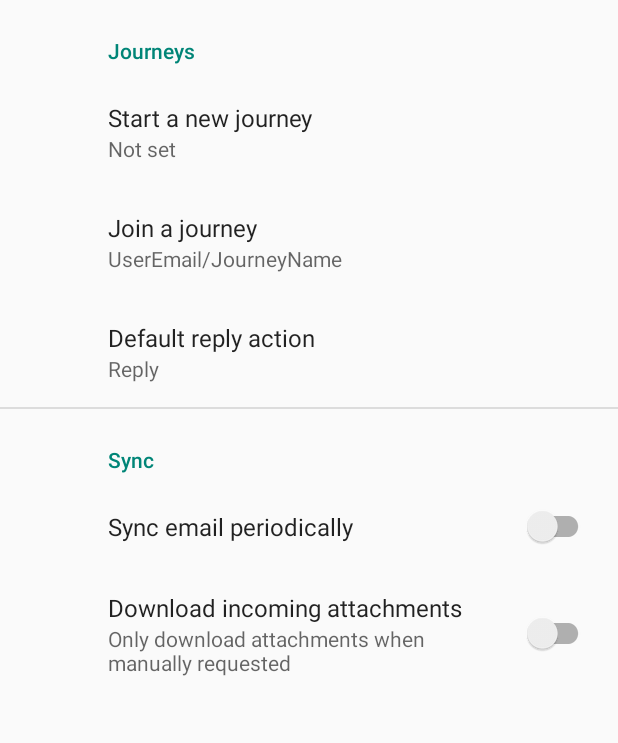
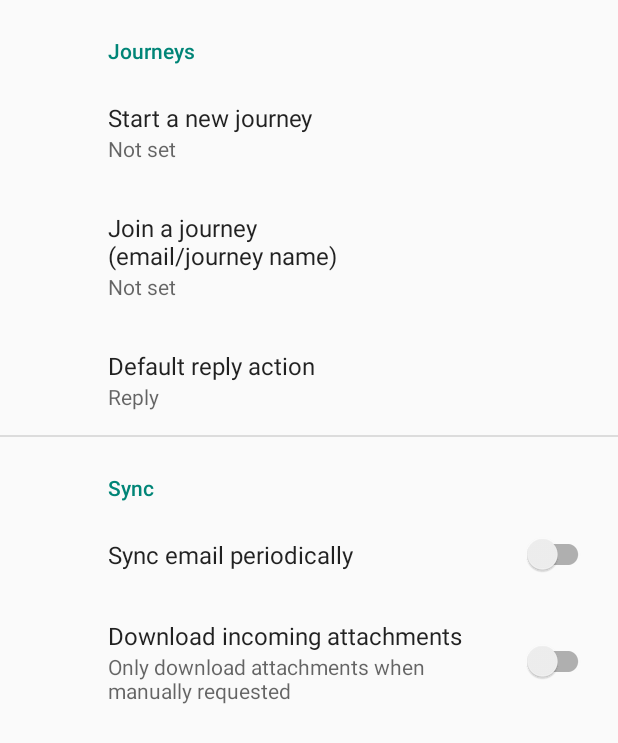
Before and after one commit to Chris4lilv/JOURNEY-Android, an Android app: the SettingsActivity screen opened directly, with no data from a screen before it, on a phone screen of 412 x 824 dp. Shown: the top 743 px of the screen. Run offline under Robolectric (Android 15) with nearby library versions, the phone set to English and light mode, and no system bars; our stand-ins replace Firebase (no records; nobody signed in at launch, a user with empty details on screens opened directly), androidx.preference; 2 statements that could not run were skipped.

Commit message:
Clean up mess

```diff
--- a/app/src/main/java/com/example/android/album/DemoAdapter.java
+++ b/app/src/main/java/com/example/android/album/DemoAdapter.java
@@ -82,7 +82,6 @@ public class DemoAdapter extends RecyclerView.Adapter<DemoAdapter.BaseViewHolder
             if (data != null) {
                 String text = (String) data;
                 Glide.with(itemView.getContext()).load(text).diskCacheStrategy(DiskCacheStrategy.ALL).placeholder(R.drawable.empty_photo).crossFade().into(ivImage);
-
             }
 
         }
--- a/app/src/main/java/com/example/android/album/DisplayFragment.java
+++ b/app/src/main/java/com/example/android/album/DisplayFragment.java
@@ -160,6 +160,7 @@ public class DisplayFragment extends Fragment{
                 String key = eventKeyList.get(position);
                 String title = currentEvent.getCaption();
                 int color = currentEvent.getColor();
+                int comColor = currentEvent.getComColor();
 
                 Intent intent = new Intent(getActivity(),Gallery.class);
 
@@ -168,6 +169,7 @@ public class DisplayFragment extends Fragment{
                 bundle.putString("Key",key);
                 bundle.putString("Title",title);
                 bundle.putInt("Color", color);
+                bundle.putInt("ComColor", comColor);
 
                 RC_GALLERY = position;
 //                intent.putExtra("URLs",URLs);
@@ -212,7 +214,6 @@ public class DisplayFragment extends Fragment{
                                 }).addOnFailureListener(new OnFailureListener() {
                                     @Override
                                     public void onFailure(@NonNull Exception e) {
-                                        Toast.makeText(getActivity(),"Failed",Toast.LENGTH_SHORT).show();
                                     }
                                 });
                             }
--- a/app/src/main/java/com/example/android/album/DynamicColor.java
+++ b/app/src/main/java/com/example/android/album/DynamicColor.java
@@ -14,8 +14,6 @@ public class DynamicColor {
     private int blue;
     private int color;
     private Context context;
-
-    public DynamicColor(){}
 
     public DynamicColor(Bitmap firstBitmap, Context context){
         this.context = context;
@@ -43,9 +41,6 @@ public class DynamicColor {
         this.color = Color.rgb(this.red, this.green, this.blue);
     }
 
-    /**
-     * @return the dynamic average color
-     */
     public int getColor(){
         return this.color;
     }
--- a/app/src/main/java/com/example/android/album/Event.java
+++ b/app/src/main/java/com/example/android/album/Event.java
@@ -11,6 +11,7 @@ public class Event implements Serializable {
     private String date;
     private String key;
     private int color;
+    private int comColor;
 
     public Event() {
     }
@@ -20,11 +21,12 @@ public class Event implements Serializable {
         this.date = date;
     }
 
-    public Event(ArrayList<String> url, String caption, String date, int color) {
+    public Event(ArrayList<String> url, String caption, String date, int color, int comColor) {
         this.url = url;
         this.caption = caption;
         this.date = date;
         this.color = color;
+        this.comColor = comColor;
     }
 
     public ArrayList<String> getUrl() {
@@ -45,6 +47,8 @@ public class Event implements Serializable {
 
     public int getColor(){return color;}
 
+    public int getComColor(){return this.comColor;}
+
     public void setUrl(ArrayList<String> url) {
         this.url = url;
     }
--- a/app/src/main/java/com/example/android/album/Gallery.java
+++ b/app/src/main/java/com/example/android/album/Gallery.java
@@ -51,6 +51,7 @@ public class Gallery extends AppCompatActivity {
     private String key;
     private String title;
     private int color;
+    private int comColor;
 
     private AppBarLayout mAppBarLayout;
 
@@ -73,6 +74,7 @@ public class Gallery extends AppCompatActivity {
         key = intent.getExtras().getString("Key");
         title = intent.getExtras().getString("Title");
         color = intent.getExtras().getInt("Color");
+        comColor = intent.getExtras().getInt("ComColor");
 
         //Set the event caption to be the gallery title
         galleryTitle = findViewById(R.id.gallery_title);
@@ -85,6 +87,7 @@ public class Gallery extends AppCompatActivity {
 
         mAppBarLayout = findViewById(R.id.app_bar_layout);
         mAppBarLayout.setBackgroundColor(color);
+        galleryTitle.setTextColor(comColor);
 
         recyclerView = (RecyclerView) findViewById(R.id.recylerview);
         recyclerView.setHasFixedSize(true);
--- a/app/src/main/java/com/example/android/album/NewEventActivity.java
+++ b/app/src/main/java/com/example/android/album/NewEventActivity.java
@@ -3,6 +3,7 @@ package com.example.android.album;
 import androidx.annotation.NonNull;
 import androidx.annotation.Nullable;
 import androidx.appcompat.app.AppCompatActivity;
+import androidx.palette.graphics.Palette;
 import androidx.recyclerview.widget.RecyclerView;
 import androidx.recyclerview.widget.StaggeredGridLayoutManager;
 
@@ -50,6 +51,7 @@ public class NewEventActivity extends AppCompatActivity implements DatePickerDia
 
     private static final int RC_PHOTO_PICKER =  2;
     private int color = 0;
+    private int comColor = 0;
 
     //setup firebase
     FirebaseStorage mStorage;
@@ -190,6 +192,8 @@ public class NewEventActivity extends AppCompatActivity implements DatePickerDia
                         Bitmap bm = BitmapFactory.decodeStream(
                                 getContentResolver().openInputStream(urlHolder.get(0)));
                         DynamicColor dynamicColor = new DynamicColor(bm,getApplicationContext());
+                        Palette p = Palette.from(bm).generate();
+                        comColor = p.getLightMutedSwatch().getRgb();
                         color = dynamicColor.getColor();
                     } catch (FileNotFoundException e) {
                         e.printStackTrace();
@@ -201,7 +205,7 @@ public class NewEventActivity extends AppCompatActivity implements DatePickerDia
                                 //get caption and date
                                 String cap = caption.getText().toString();
                                 String date = yearSelected + monthSelected + daySelected;
-                                Event event = new Event(uris,cap,date, color);
+                                Event event = new Event(uris,cap,date, color, comColor);
                                 myRef.child(mDirectory).child(mWorkSpace).push().setValue(event);
                                 createEventButton.setClickable(true);
                             //kill the activity and remove it from the stack
--- a/app/src/main/java/com/example/android/album/SettingsActivity.java
+++ b/app/src/main/java/com/example/android/album/SettingsActivity.java
@@ -126,7 +126,7 @@ public class SettingsActivity extends AppCompatActivity {
                             @Override
                             public void onDataChange(@NonNull DataSnapshot dataSnapshot) {
                                 if (!dataSnapshot.hasChild(userName)) {
-                                    Toast.makeText(getContext(), "User doesn't exist", Toast.LENGTH_SHORT).show();
+                                    Toast.makeText(getContext(), "Make sure the format email/journey name is correct", Toast.LENGTH_SHORT).show();
                                     joinJourney.setText("");
                                 } else {
                                     if (dataSnapshot.child(userName).hasChild(workspace)) {
@@ -136,7 +136,7 @@ public class SettingsActivity extends AppCompatActivity {
                                         editor.apply();
                                         journey.setEnabled(false);
                                     } else {
-                                        Toast.makeText(getContext(), "Journey doesn't exists", Toast.LENGTH_SHORT).show();
+                                        Toast.makeText(getContext(), "Journey doesn't exist", Toast.LENGTH_SHORT).show();
                                     }
                                 }
                             }
--- a/app/src/main/res/layout/activity_gallery.xml
+++ b/app/src/main/res/layout/activity_gallery.xml
@@ -36,10 +36,10 @@
                 android:layout_gravity="bottom"
                 android:text="Title"
                 android:id="@+id/gallery_title"
-                android:paddingLeft="20dp"
-                android:fontFamily="Roboto"
+                android:paddingStart="20dp"
+                android:fontFamily="@font/roboto_regular"
                 android:textAppearance="@style/TextAppearance.AppCompat.Title"
-                android:textSize="40dp"/>
+                android:textSize="40sp"/>
         </com.google.android.material.appbar.CollapsingToolbarLayout>
     </com.google.android.material.appbar.AppBarLayout>
 
--- a/app/src/main/res/xml/root_preferences.xml
+++ b/app/src/main/res/xml/root_preferences.xml
@@ -26,9 +26,8 @@
             android:inputType="textEmailAddress" />
         <EditTextPreference
             app:key="joinJourney"
-            android:title="Join a journey"
-            app:useSimpleSummaryProvider="true"
-            android:defaultValue="UserEmail/JourneyName"/>
+            android:title="Join a journey\n(email/journey name)"
+            app:useSimpleSummaryProvider="true"/>
 
         <ListPreference
             app:defaultValue="reply"
```
Also changed, not shown: app/src/main/res/font/roboto_regular.ttf (added).
